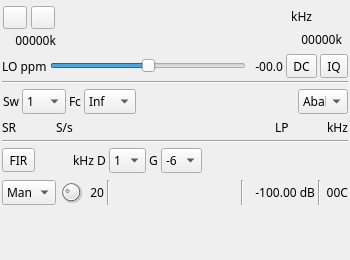
First picture: the form in plugins/samplesource/plutosdrinput/plutosdrinputgui.ui, repository f4exb/sdrangel, before the edit.
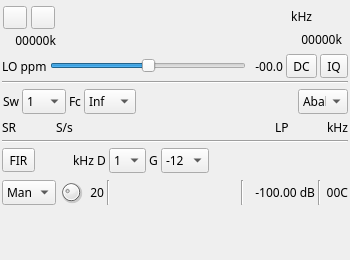
Second picture: the form after the edit. Icons and pictures are not drawn. Custom widgets are drawn as their Qt base class.

The edit to the form file:
```diff
--- a/plugins/samplesource/plutosdrinput/plutosdrinputgui.ui
+++ b/plugins/samplesource/plutosdrinput/plutosdrinputgui.ui
@@ -701,15 +701,14 @@
      </item>
      <item>
       <widget class="QComboBox" name="lpFIRGain">
-       <property name="maximumSize">
-        <size>
-         <width>50</width>
-         <height>16777215</height>
-        </size>
-       </property>
        <property name="toolTip">
         <string>FIR gain (dB)</string>
        </property>
+       <item>
+        <property name="text">
+         <string>-12</string>
+        </property>
+       </item>
        <item>
         <property name="text">
          <string>-6</string>
```
Left out of the diff: 5 changed lines with no effect on the pictures.
